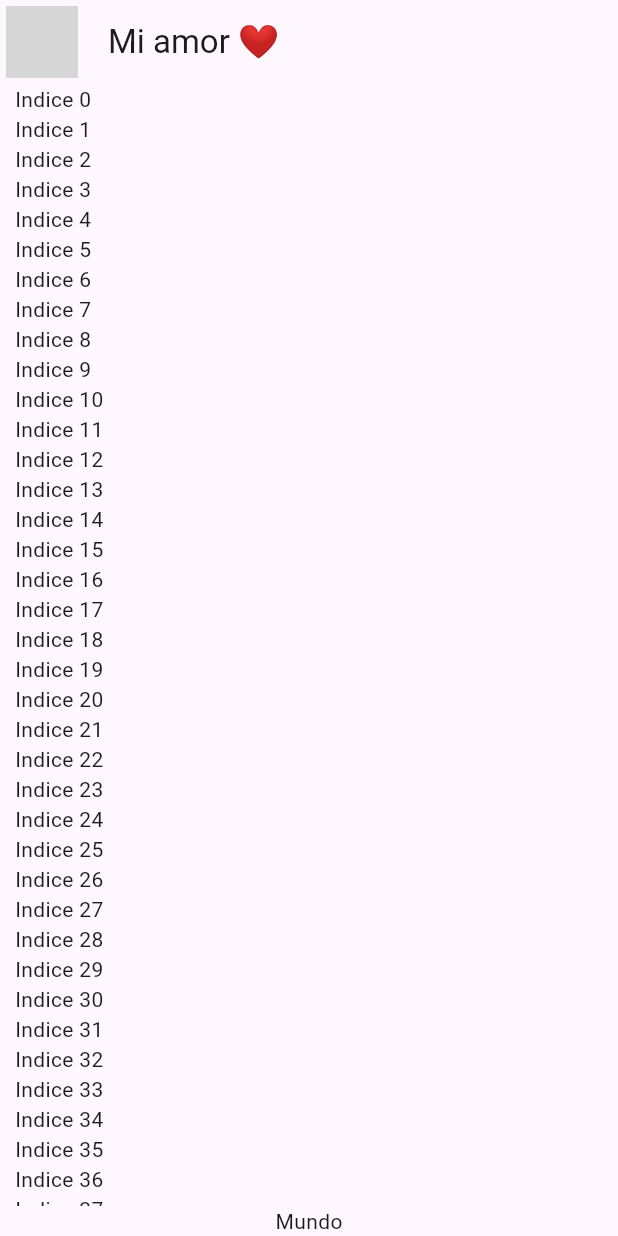
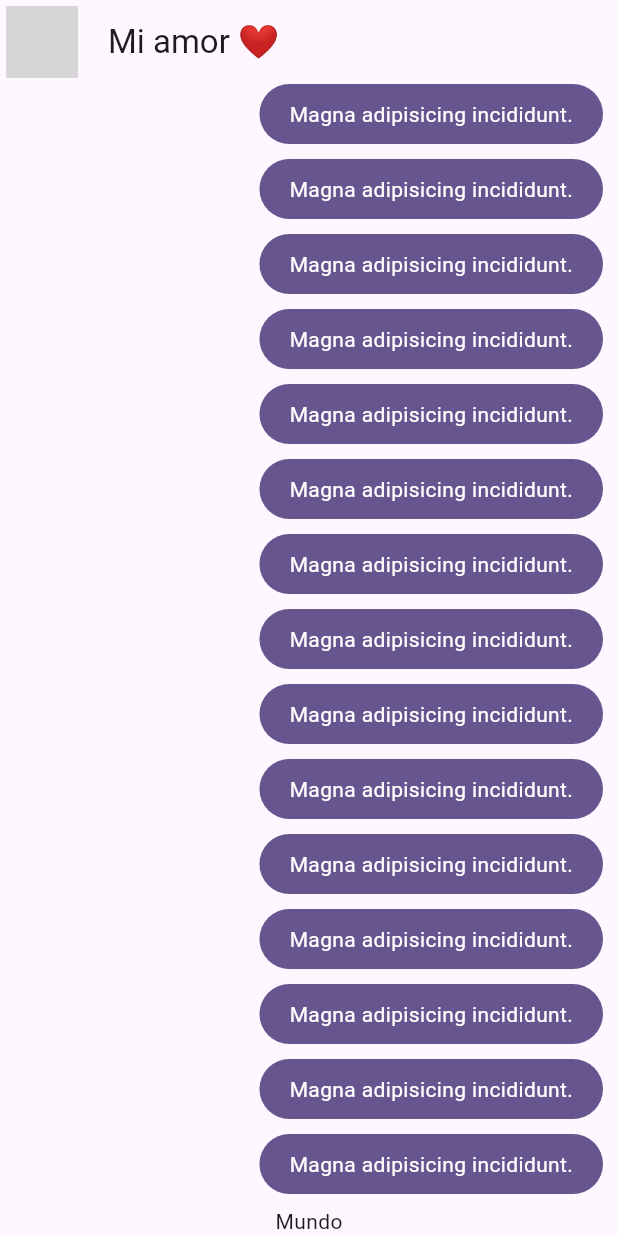
Before and after one commit to Flutter-2023/03_yes_no_app, a Flutter app: the screen it shows after launch, on a phone screen of 412 x 824 dp. Run offline on Flutter 3.47's test engine with Material 2 defaults, Android fonts, the phone set to English and light mode, and no system bars; network calls fail; grey boxes are pictures that could not be loaded.

Commit message:
Mis mensajes screen

```diff
--- a/lib/main.dart
+++ b/lib/main.dart
@@ -1,5 +1,5 @@
 import 'package:flutter/material.dart';
-import 'package:yes_no_app/presentation/chat/chat_screen.dart';
+import 'package:yes_no_app/presentation/screens/chat/chat_screen.dart';
 
 import 'config/theme/app_theme.dart';
 
--- a/lib/presentation/chat/chat_screen.dart
+++ b/lib/presentation/screens/chat/chat_screen.dart
@@ -1,8 +1,10 @@
 import 'package:flutter/material.dart';
+
+import '../../widgets/chat/my_message_bubble.dart';
 
 class ChatScreen extends StatelessWidget {
 
-  const ChatScreen({super.key});
+  const ChatScreen({ super.key });
 
   @override
   Widget build(BuildContext context) {
@@ -42,9 +44,7 @@ class _ChatView extends StatelessWidget {
               child: ListView.builder(
                 itemCount: 100,
                 itemBuilder: (context, index) {
-
-                  return Text('Indice $index');
-
+                  return const MyMessageBubble();
                 },
               )
             ),
--- /dev/null
+++ b/lib/presentation/widgets/chat/my_message_bubble.dart
@@ -0,0 +1,36 @@
+import 'package:flutter/material.dart';
+
+class MyMessageBubble extends StatelessWidget {
+
+  const MyMessageBubble({ super.key });
+
+  @override
+  Widget build(BuildContext context) {
+
+    final colors = Theme.of(context).colorScheme;
+
+    return Column(
+      crossAxisAlignment: CrossAxisAlignment.end,
+      children: [
+        Container(
+          decoration: BoxDecoration(
+            color: colors.primary,
+            borderRadius: BorderRadius.circular(20.0)
+          ),
+          child: const Padding(
+            padding: EdgeInsets.symmetric(horizontal: 20, vertical: 10),
+            child: Text(
+              'Magna adipisicing incididunt.',
+              style: TextStyle(
+                color: Colors.white
+              ),
+            ),
+          ),
+        ),
+
+        const SizedBox(height: 10),
+      ],
+    );
+  }
+
+}
```
